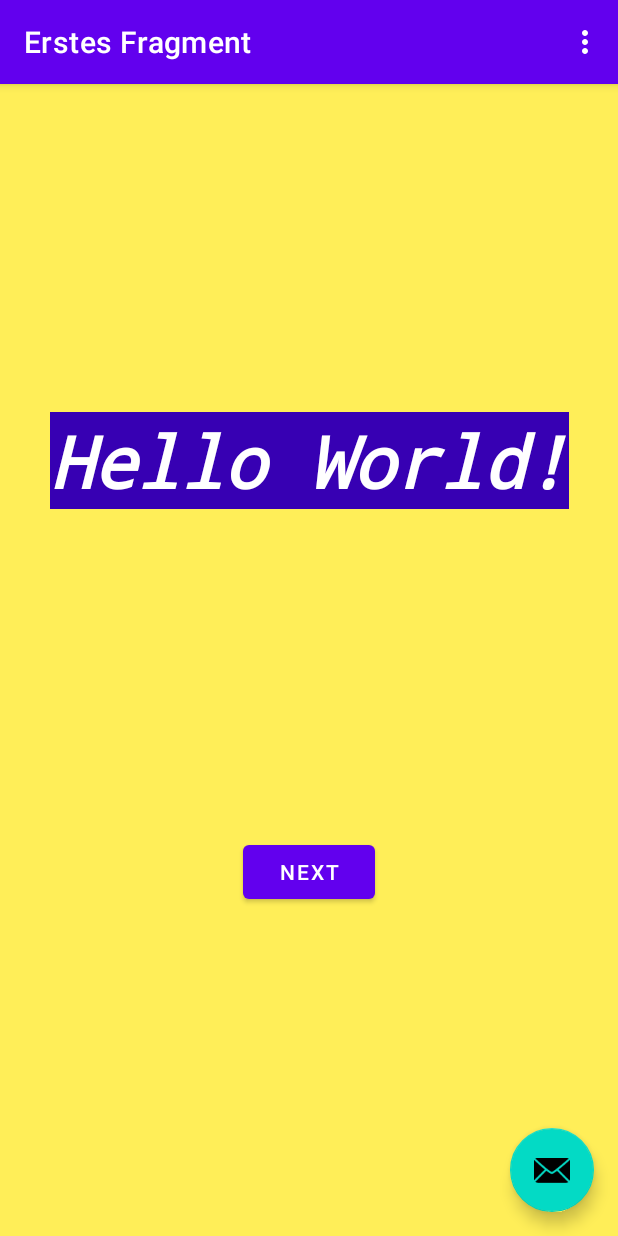
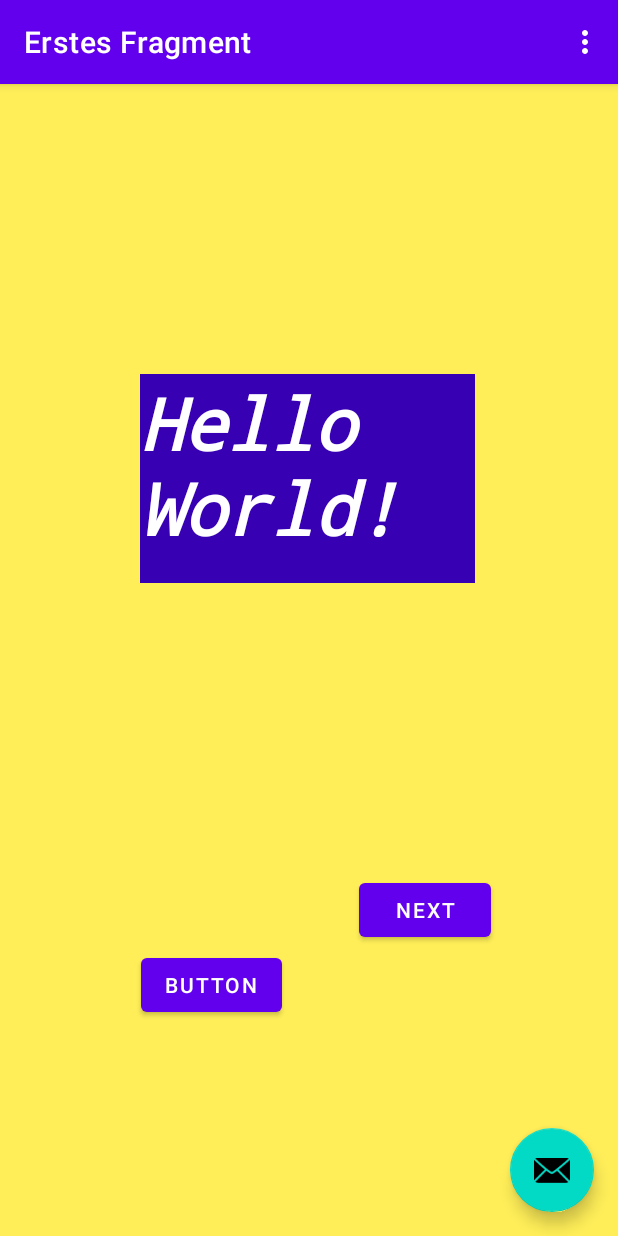
Before and after one commit to carpaso77/tut1, an Android app: the screen it shows after launch (MainActivity), on a phone screen of 412 x 824 dp. Run offline under Robolectric (Android 15) with nearby library versions, the phone set to English and light mode, and no system bars; our stand-ins replace navigation-ui.

Commit message:
New Button

```diff
--- a/app/src/main/res/layout/fragment_first.xml
+++ b/app/src/main/res/layout/fragment_first.xml
@@ -9,8 +9,8 @@
 
     <TextView
         android:id="@+id/textview_first"
-        android:layout_width="wrap_content"
-        android:layout_height="wrap_content"
+        android:layout_width="223dp"
+        android:layout_height="139dp"
         android:background="@color/purple_700"
         android:clickable="false"
         android:fontFamily="monospace"
@@ -20,6 +20,7 @@
         android:textStyle="bold|italic"
         app:layout_constraintBottom_toTopOf="@id/button_first"
         app:layout_constraintEnd_toEndOf="parent"
+        app:layout_constraintHorizontal_bias="0.496"
         app:layout_constraintStart_toStartOf="parent"
         app:layout_constraintTop_toTopOf="parent"
         app:layout_constraintVertical_bias="0.56" />
@@ -31,6 +32,20 @@
         android:text="@string/next"
         app:layout_constraintBottom_toBottomOf="parent"
         app:layout_constraintEnd_toEndOf="parent"
+        app:layout_constraintHorizontal_bias="0.739"
         app:layout_constraintStart_toStartOf="parent"
         app:layout_constraintTop_toBottomOf="@id/textview_first" />
+
+    <Button
+        android:id="@+id/button"
+        android:layout_width="wrap_content"
+        android:layout_height="wrap_content"
+        android:layout_marginTop="100dp"
+        android:text="Button"
+        app:layout_constraintBottom_toBottomOf="parent"
+        app:layout_constraintEnd_toEndOf="parent"
+        app:layout_constraintHorizontal_bias="0.296"
+        app:layout_constraintStart_toStartOf="parent"
+        app:layout_constraintTop_toBottomOf="@+id/textview_first" />
+
 </androidx.constraintlayout.widget.ConstraintLayout>
```
